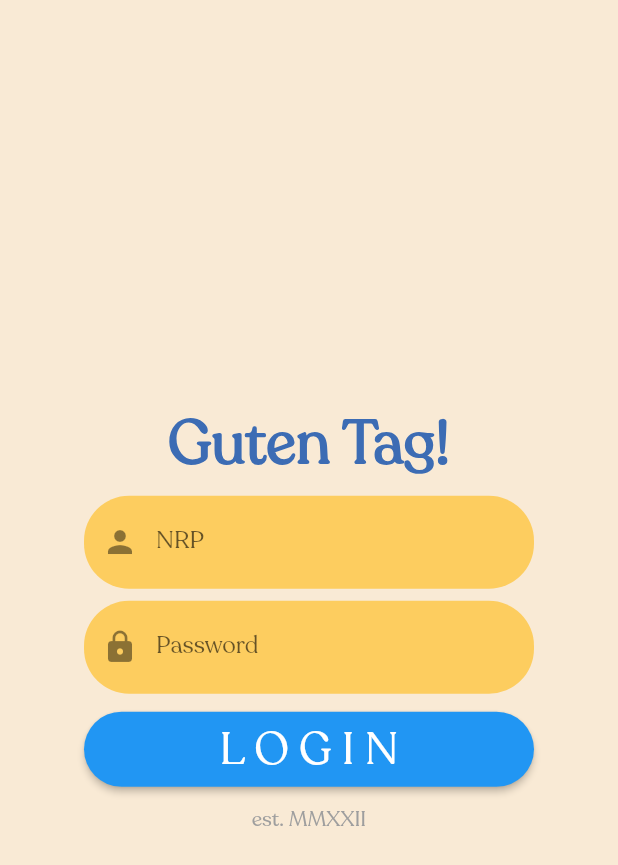
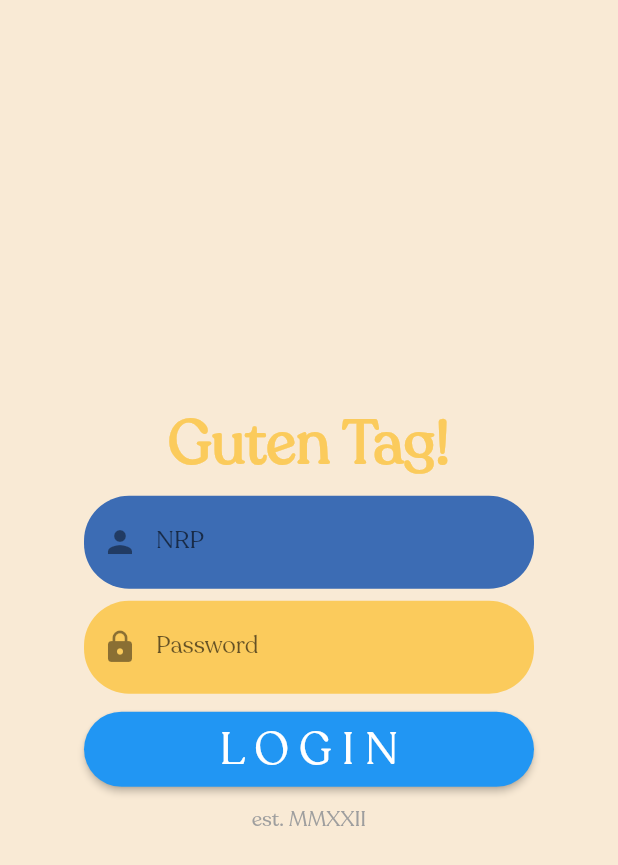
Before and after one commit to sergiusgeoffrey/Pantra, a Flutter app: the Login screen opened directly, on a phone screen of 412 x 824 dp. Shown: the top 865 px of the screen. Run offline on Flutter 3.47's test engine with Material 2 defaults, Android fonts, the phone set to English and light mode, and no system bars; our stand-ins replace carousel_slider, cloud_firestore, curved_navigation_bar, firebase_auth, firebase_core; accounts and stored records are empty; network calls fail.

Commit message:
hello darkness my old friend

```diff
--- a/pantra_project/lib/pages/login.dart
+++ b/pantra_project/lib/pages/login.dart
@@ -74,7 +74,7 @@ class _LoginState extends State<Login> {
   @override
   Widget build(BuildContext context) {
     return Scaffold(
-      backgroundColor: const Color.fromRGBO(249, 234, 213, 1),
+      backgroundColor: greyish,
       body: Center(
         child: Column(
           mainAxisAlignment: MainAxisAlignment.center,
@@ -83,7 +83,7 @@ class _LoginState extends State<Login> {
               greeting[_random.nextInt(greeting.length)],
               style: const TextStyle(
                 fontSize: 40,
-                color: primary,
+                color: secondary,
                 fontWeight: FontWeight.bold,
                 fontFamily: 'Recoleta',
               ),
@@ -107,10 +107,9 @@ class _LoginState extends State<Login> {
                     borderSide: BorderSide.none,
                     //make the border transparent
                   ),
-                  fillColor: const Color.fromRGBO(253, 205, 95, 1),
+                  fillColor: primary,
                   focusedBorder: OutlineInputBorder(
-                    borderSide: const BorderSide(
-                        color: Color.fromRGBO(253, 126, 20, 1), width: 2.0),
+                    borderSide: const BorderSide(color: orange, width: 2.0),
                     borderRadius: BorderRadius.circular(30.0),
                   ),
                 ),
@@ -133,10 +132,9 @@ class _LoginState extends State<Login> {
                     borderSide: BorderSide.none,
                     //make the border transparent
                   ),
-                  fillColor: const Color.fromRGBO(253, 205, 95, 1),
+                  fillColor: secondary,
                   focusedBorder: OutlineInputBorder(
-                    borderSide: const BorderSide(
-                        color: Color.fromRGBO(253, 126, 20, 1), width: 2.0),
+                    borderSide: const BorderSide(color: orange, width: 2.0),
                     borderRadius: BorderRadius.circular(30.0),
                   ),
                 ),
@@ -184,8 +182,7 @@ class _LoginState extends State<Login> {
                                     content: Text(
                                       value,
                                     ),
-                                    backgroundColor:
-                                        const Color.fromARGB(255, 204, 21, 15),
+                                    backgroundColor: red,
                                     action: SnackBarAction(
                                       label: "DISMISS",
                                       textColor: Colors.white,
@@ -208,8 +205,7 @@ class _LoginState extends State<Login> {
                           content: const Text(
                             "Invalid NRP or Password. Please try again.",
                           ),
-                          backgroundColor:
-                              const Color.fromARGB(255, 204, 21, 15),
+                          backgroundColor: red,
                           action: SnackBarAction(
                             label: "DISMISS",
                             textColor: Colors.white,
--- a/pantra_project/lib/pages/subpages/account_detail.dart
+++ b/pantra_project/lib/pages/subpages/account_detail.dart
@@ -454,7 +454,7 @@ class _AccountDetailState extends State<AccountDetail> {
                                 style: TextStyle(
                                   fontWeight: FontWeight.bold,
                                   fontSize: 16,
-                                  color: Color.fromARGB(255, 230, 37, 12),
+                                  color: red,
                                 ),
                               ),
                             ),
--- a/pantra_project/lib/pages/subpages/event.dart
+++ b/pantra_project/lib/pages/subpages/event.dart
@@ -288,7 +288,7 @@ class _EventPageState extends State<EventPage> {
                       style: TextStyle(
                         fontWeight: FontWeight.bold,
                         fontSize: 16,
-                        color: Color.fromARGB(255, 230, 37, 12),
+                        color: red,
                       ),
                     ),
                   ),
--- a/pantra_project/lib/utils/color.dart
+++ b/pantra_project/lib/utils/color.dart
@@ -6,3 +6,5 @@ const Color black = Color.fromRGBO(0, 0, 0, 1);
 const Color white = Color.fromRGBO(255, 255, 255, 1);
 const Color grey = Color.fromRGBO(255, 255, 255, 0.4);
 const Color red = Color.fromARGB(255, 230, 37, 12);
+const Color greyish = Color.fromRGBO(249, 234, 213, 1);
+const Color orange = Color.fromRGBO(253, 126, 20, 1);
```
Also changed, not shown: pantra_project/lib/pages/home.dart (+78 -6 lines), pantra_project/lib/pages/student_search_result.dart (+26 -8 lines).
